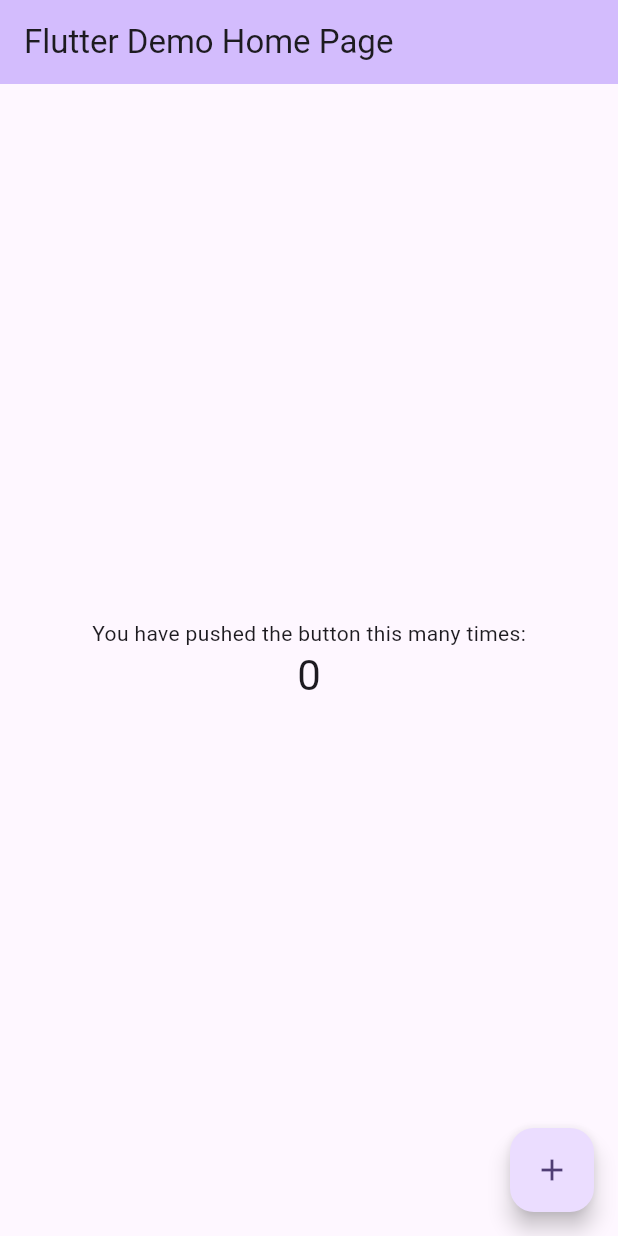
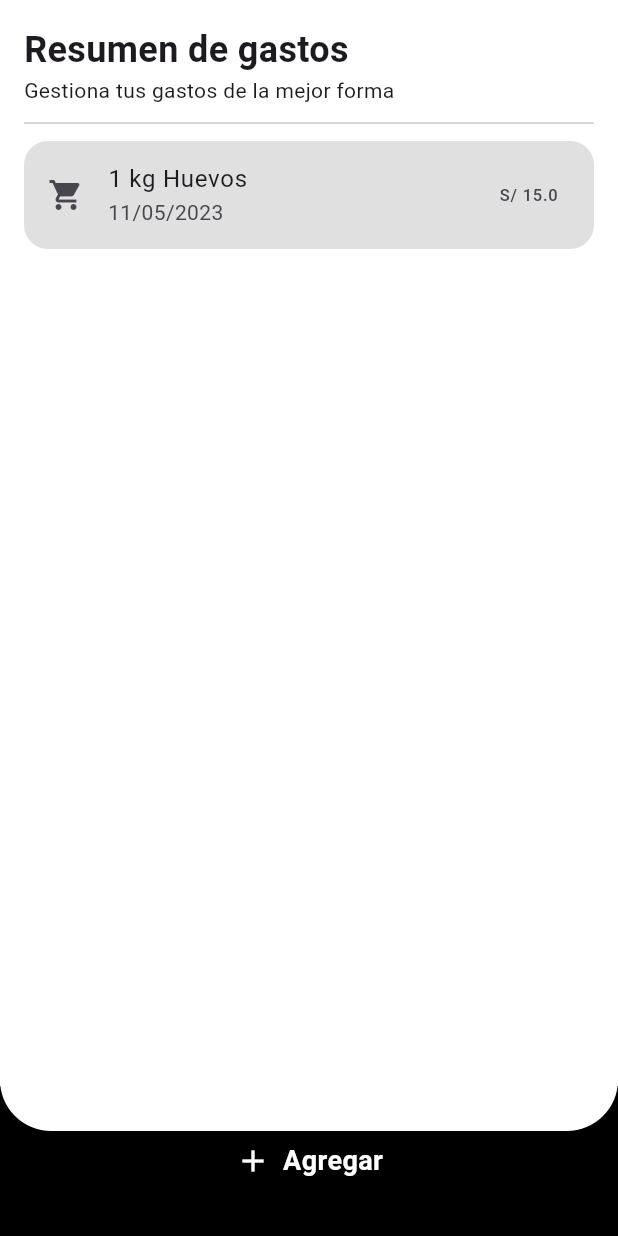
Before and after one commit to mvilla714/billapp, a Flutter app: the screen it shows after launch, on a phone screen of 412 x 824 dp. Run offline on Flutter 3.47's test engine with Material 3 defaults, Android fonts, the phone set to English and light mode, and no system bars; our stand-ins replace sqflite; accounts and stored records are empty.

Commit message:
05122023

```diff
--- a/lib/main.dart
+++ b/lib/main.dart
@@ -1,125 +1,20 @@
+import 'package:billapp/pages/home_page.dart';
 import 'package:flutter/material.dart';
 
 void main() {
-  runApp(const MyApp());
+  runApp(MaterialApp(
+    debugShowCheckedModeBanner: false,
+    home: MyApp(),
+  ));
 }
 
 class MyApp extends StatelessWidget {
   const MyApp({super.key});
 
-  // This widget is the root of your application.
   @override
   Widget build(BuildContext context) {
-    return MaterialApp(
-      title: 'Flutter Demo',
-      theme: ThemeData(
-        // This is the theme of your application.
-        //
-        // TRY THIS: Try running your application with "flutter run". You'll see
-        // the application has a blue toolbar. Then, without quitting the app,
-        // try changing the seedColor in the colorScheme below to Colors.green
-        // and then invoke "hot reload" (save your changes or press the "hot
-        // reload" button in a Flutter-supported IDE, or press "r" if you used
-        // the command line to start the app).
-        //
-        // Notice that the counter didn't reset back to zero; the application
-        // state is not lost during the reload. To reset the state, use hot
-        // restart instead.
-        //
-        // This works for code too, not just values: Most code changes can be
-        // tested with just a hot reload.
-        colorScheme: ColorScheme.fromSeed(seedColor: Colors.deepPurple),
-        useMaterial3: true,
-      ),
-      home: const MyHomePage(title: 'Flutter Demo Home Page'),
+    return Scaffold(
+      body: HomePage(),
     );
   }
 }
-
-class MyHomePage extends StatefulWidget {
-  const MyHomePage({super.key, required this.title});
-
-  // This widget is the home page of your application. It is stateful, meaning
-  // that it has a State object (defined below) that contains fields that affect
-  // how it looks.
-
-  // This class is the configuration for the state. It holds the values (in this
-  // case the title) provided by the parent (in this case the App widget) and
-  // used by the build method of the State. Fields in a Widget subclass are
-  // always marked "final".
-
-  final String title;
-
-  @override
-  State<MyHomePage> createState() => _MyHomePageState();
-}
-
-class _MyHomePageState extends State<MyHomePage> {
-  int _counter = 0;
-
-  void _incrementCounter() {
-    setState(() {
-      // This call to setState tells the Flutter framework that something has
-      // changed in this State, which causes it to rerun the build method below
-      // so that the display can reflect the updated values. If we changed
-      // _counter without calling setState(), then the build method would not be
-      // called again, and so nothing would appear to happen.
-      _counter++;
-    });
-  }
-
-  @override
-  Widget build(BuildContext context) {
-    // This method is rerun every time setState is called, for instance as done
-    // by the _incrementCounter method above.
-    //
-    // The Flutter framework has been optimized to make rerunning build methods
-    // fast, so that you can just rebuild anything that needs updating rather
-    // than having to individually change instances of widgets.
-    return Scaffold(
-      appBar: AppBar(
-        // TRY THIS: Try changing the color here to a specific color (to
-        // Colors.amber, perhaps?) and trigger a hot reload to see the AppBar
-        // change color while the other colors stay the same.
-        backgroundColor: Theme.of(context).colorScheme.inversePrimary,
-        // Here we take the value from the MyHomePage object that was created by
-        // the App.build method, and use it to set our appbar title.
-        title: Text(widget.title),
-      ),
-      body: Center(
-        // Center is a layout widget. It takes a single child and positions it
-        // in the middle of the parent.
-        child: Column(
-          // Column is also a layout widget. It takes a list of children and
-          // arranges them vertically. By default, it sizes itself to fit its
-          // children horizontally, and tries to be as tall as its parent.
-          //
-          // Column has various properties to control how it sizes itself and
-          // how it positions its children. Here we use mainAxisAlignment to
-          // center the children vertically; the main axis here is the vertical
-          // axis because Columns are vertical (the cross axis would be
-          // horizontal).
-          //
-          // TRY THIS: Invoke "debug painting" (choose the "Toggle Debug Paint"
-          // action in the IDE, or press "p" in the console), to see the
-          // wireframe for each widget.
-          mainAxisAlignment: MainAxisAlignment.center,
-          children: <Widget>[
-            const Text(
-              'You have pushed the button this many times:',
-            ),
-            Text(
-              '$_counter',
-              style: Theme.of(context).textTheme.headlineMedium,
-            ),
-          ],
-        ),
-      ),
-      floatingActionButton: FloatingActionButton(
-        onPressed: _incrementCounter,
-        tooltip: 'Increment',
-        child: const Icon(Icons.add),
-      ), // This trailing comma makes auto-formatting nicer for build methods.
-    );
-  }
-}
--- /dev/null
+++ b/lib/pages/home_page.dart
@@ -0,0 +1,183 @@
+import 'package:billapp/db/db_admin.dart';
+import 'package:flutter/material.dart';
+
+class HomePage extends StatefulWidget {
+  @override
+  State<HomePage> createState() => _HomePageState();
+}
+
+class _HomePageState extends State<HomePage> {
+  showRegisterModal() {
+    showBottomSheet(
+      backgroundColor: Colors.transparent,
+      context: context,
+      builder: (BuildContext ctx) {
+        return Container(
+          padding: EdgeInsets.symmetric(vertical: 20, horizontal: 16),
+          height: 200,
+          color: Colors.white,
+          child: Column(
+            mainAxisSize: MainAxisSize.min,
+            children: [
+              Text("Registra el gasto"),
+              SizedBox(
+                height: 16,
+              ),
+              TextField(
+                decoration: InputDecoration(
+                  hintText: "Selecciona el titulo",
+                  fillColor: Colors.black.withOpacity(0.19),
+                  contentPadding: EdgeInsets.all(16),
+                  filled: true,
+                  enabledBorder: OutlineInputBorder(
+                    borderRadius: BorderRadius.circular(16),
+                    borderSide: BorderSide.none,
+                  ),
+                ),
+              ),
+              SizedBox(
+                height: 16,
+              ),
+              Container(
+                decoration: BoxDecoration(
+                  borderRadius: BorderRadius.circular(16),
+                  color: Colors.black.withOpacity(0.19),
+                ),
+                child: Row(
+                  mainAxisAlignment: MainAxisAlignment.center,
+                  children: [
+                    Text("Seleccione el tipo"),
+                    SizedBox(
+                      width: 8,
+                    ),
+                    DropdownButton(
+                      hint: Text("Seleccione"),
+                      items: [
+                        DropdownMenuItem(
+                          value: "kg",
+                          child: Text("Kg."),
+                        ),
+                        DropdownMenuItem(
+                          value: "lt",
+                          child: Text("Lt."),
+                        ),
+                        DropdownMenuItem(
+                          value: "lata",
+                          child: Text("Lata"),
+                        ),
+                      ],
+                      onChanged: (seleccionActual) {},
+                    ),
+                  ],
+                ),
+              )
+            ],
+          ),
+        );
+      },
+    );
+  }
+
+  @override
+  Widget build(BuildContext context) {
+    return Scaffold(
+      body: Stack(
+        children: [
+          Column(
+            mainAxisAlignment: MainAxisAlignment.end,
+            children: [
+              InkWell(
+                onTap: () {
+                  DBAdmin dbAdmin = DBAdmin();
+                  dbAdmin.initDatabase();
+
+                  showRegisterModal();
+                },
+                child: Container(
+                  height: 100,
+                  width: double.infinity,
+                  color: Colors.black,
+                  child: Row(
+                    mainAxisAlignment: MainAxisAlignment.center,
+                    children: [
+                      Icon(
+                        Icons.add,
+                        color: Colors.white,
+                      ),
+                      SizedBox(
+                        width: 8,
+                      ),
+                      Text(
+                        "Agregar",
+                        style: TextStyle(
+                          color: Colors.white,
+                          fontWeight: FontWeight.w700,
+                          fontSize: 18,
+                        ),
+                      )
+                    ],
+                  ),
+                ),
+              ),
+            ],
+          ),
+          Column(
+            children: [
+              Expanded(
+                child: Container(
+                  width: double.infinity,
+                  decoration: BoxDecoration(
+                    color: Colors.white,
+                    borderRadius: BorderRadius.only(
+                      bottomLeft: Radius.circular(34),
+                      bottomRight: Radius.circular(34),
+                    ),
+                  ),
+                  child: SafeArea(
+                    child: Padding(
+                      padding: const EdgeInsets.all(16.0),
+                      child: Column(
+                        crossAxisAlignment: CrossAxisAlignment.start,
+                        children: [
+                          Text(
+                            "Resumen de gastos",
+                            style: TextStyle(
+                              // color: Colors.white,
+                              fontWeight: FontWeight.bold,
+                              fontSize: 24,
+                            ),
+                          ),
+                          Text("Gestiona tus gastos de la mejor forma"),
+                          Divider(
+                            height: 24,
+                          ),
+                          Container(
+                            decoration: BoxDecoration(
+                              color: Colors.black.withOpacity(0.12),
+                              borderRadius: BorderRadius.circular(16),
+                            ),
+                            child: ListTile(
+                              leading: Icon(
+                                Icons.shopping_cart,
+                              ),
+                              title: Text("1 kg Huevos"),
+                              subtitle: Text("11/05/2023"),
+                              trailing: Text("S/ 15.0"),
+                            ),
+                          )
+                        ],
+                      ),
+                    ),
+                  ),
+                ),
+              ),
+              SizedBox(
+                height: 70,
+              )
+            ],
+          ),
+        ],
+      ),
+    );
+  }
+}
--- a/pubspec.yaml
+++ b/pubspec.yaml
@@ -35,6 +35,9 @@ dependencies:
   # The following adds the Cupertino Icons font to your application.
   # Use with the CupertinoIcons class for iOS style icons.
   cupertino_icons: ^1.0.2
+  sqflite: ^2.3.0
+  path_provider: ^2.1.1
+  path: ^1.8.3
 
 dev_dependencies:
   flutter_test:
@@ -45,7 +48,7 @@ dev_dependencies:
   # activated in the `analysis_options.yaml` file located at the root of your
   # package. See that file for information about deactivating specific lint
   # rules and activating additional ones.
-  flutter_lints: ^2.0.0
+  #######flutter_lints: ^2.0.0
 
 # For information on the generic Dart part of this file, see the
 # following page: https://dart.dev/tools/pub/pubspec
```
Also changed, not shown: lib/db/db_admin.dart (added, +40 -0 lines), pubspec.lock.
